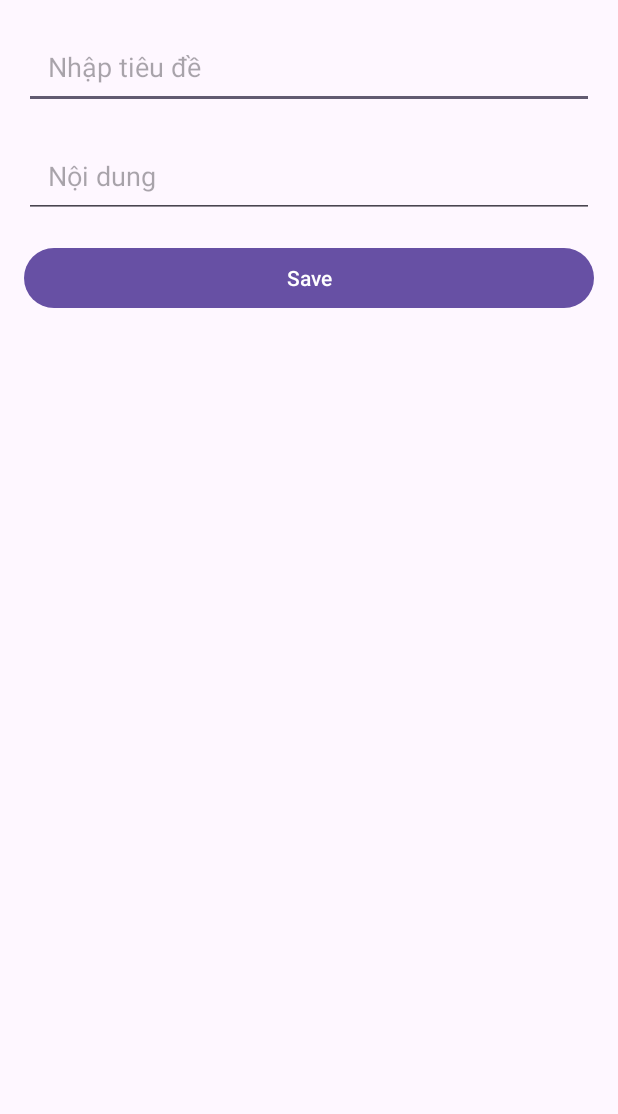
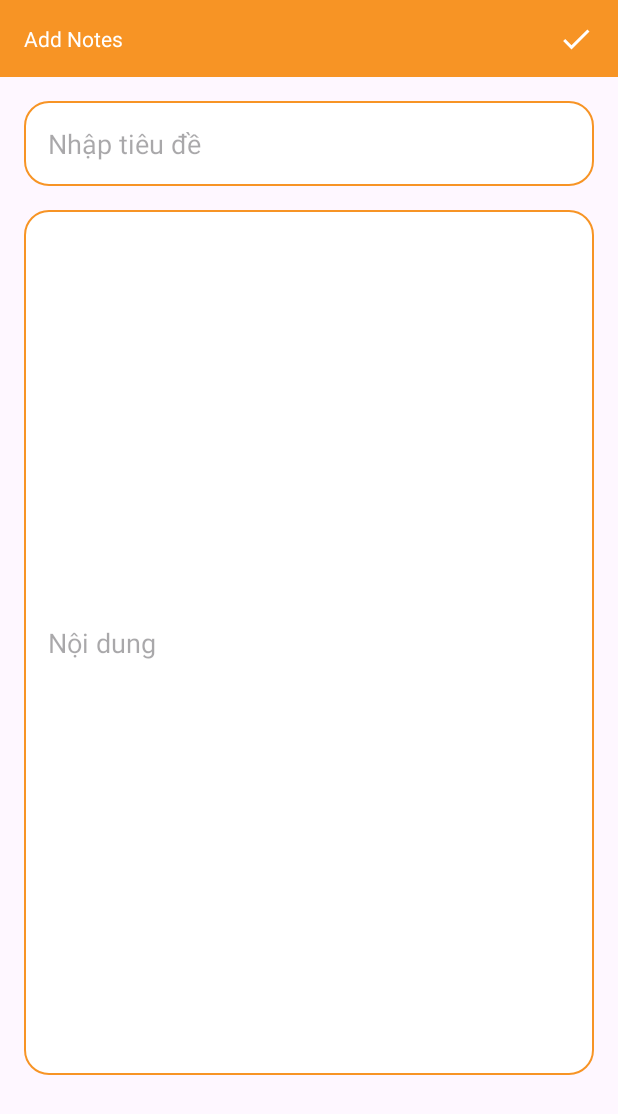
Before and after one commit to hang-26/tuan9, an Android app: the screen it shows after launch (AddNotesActivity), after a tap on an icon or button, on a phone screen of 412 x 824 dp. Shown: the top 1114 px of the screen. Run offline under Robolectric (Android 15) with nearby library versions, the phone set to English and light mode, and no system bars.

Commit message:
29/01/2024: show notes by SQLiteHelper

```diff
--- a/app/src/main/java/com/example/oneexceriseactivity/AddNotesActivity.kt
+++ b/app/src/main/java/com/example/oneexceriseactivity/AddNotesActivity.kt
@@ -22,7 +22,7 @@ class AddNotesActivity : AppCompatActivity() {
     }
 
     fun setEvent() {
-        binding.btSave.setOnClickListener {
+        binding.ivBtSave.setOnClickListener {
             var title = binding.etTitle.text.toString()
             var contentNote = binding.etContent.text.toString()
             // Lấy timestamp cho thời gian hiện tại
--- a/app/src/main/java/com/example/oneexceriseactivity/MainActivity.kt
+++ b/app/src/main/java/com/example/oneexceriseactivity/MainActivity.kt
@@ -5,10 +5,15 @@ import android.content.Intent
 import androidx.appcompat.app.AppCompatActivity
 import android.os.Bundle
 import androidx.activity.result.contract.ActivityResultContracts
+import androidx.recyclerview.widget.GridLayoutManager
+import androidx.recyclerview.widget.LinearLayoutManager
 import com.example.oneexceriseactivity.databinding.ActivityMainBinding
 
 class MainActivity:  AppCompatActivity() {
     lateinit var binding: ActivityMainBinding
+    lateinit var noteList: MutableList<NoteData>
+    lateinit var notesDataHelper: NotesDataHelper
+    lateinit var notesAdapter: ItemNotesAdapter
     private val startActivityForResult = registerForActivityResult(ActivityResultContracts.StartActivityForResult()){
         if (it.resultCode == Activity.RESULT_OK){
 //            val e: String? = it.data?.getStringExtra("result")
@@ -18,6 +23,9 @@ class MainActivity:  AppCompatActivity() {
         super.onCreate(savedInstanceState)
         binding = ActivityMainBinding.inflate(layoutInflater)
         setContentView(binding.root)
+        notesDataHelper = NotesDataHelper(this)
+        noteList = notesDataHelper.getAll()
+        setNoteItem()
         setEvent()
     }
      fun setEvent() {
@@ -26,4 +34,11 @@ class MainActivity:  AppCompatActivity() {
              startActivityForResult.launch(intent)
          }
      }
+
+    fun setNoteItem() {
+        notesAdapter = ItemNotesAdapter(noteList)
+        val layoutManager: LinearLayoutManager = LinearLayoutManager(this)
+        binding.rvNoteApp.adapter = notesAdapter
+        binding.rvNoteApp.layoutManager = layoutManager
+    }
 }
--- a/app/src/main/java/com/example/oneexceriseactivity/NoteData.kt
+++ b/app/src/main/java/com/example/oneexceriseactivity/NoteData.kt
@@ -10,7 +10,7 @@ import java.time.DateTimeException
 @Entity
 data class NoteData (
     //Khóa chính được cập nhật tự động
-    @PrimaryKey (autoGenerate = true) val id: Int = 0,
+    val id: Int = 0,
     var title: String = " ",
     var content: String = " ",
     var editTime: Long = 0
--- a/app/src/main/java/com/example/oneexceriseactivity/NotesDataHelper.kt
+++ b/app/src/main/java/com/example/oneexceriseactivity/NotesDataHelper.kt
@@ -4,6 +4,7 @@ import android.content.ContentValues
 import android.content.Context
 import android.database.sqlite.SQLiteDatabase
 import android.database.sqlite.SQLiteOpenHelper
+import android.util.Log
 
 class NotesDataHelper(context: Context): SQLiteOpenHelper(context, DATABASE_NAME, null, DATABASE_VERSION) {
     companion object {
@@ -35,6 +36,28 @@ class NotesDataHelper(context: Context): SQLiteOpenHelper(context, DATABASE_NAME
             put(COLUM_DATE, note.editTime)
         }
         db.insert(TABLE_NAME, null, values)
+        Log.d("sql", "tên bảng: $TABLE_NAME ")
+        Log.d("sql", "tên tiêu đề: $COLUM_TITLE ${note.title} ")
         db.close()
     }
+
+    fun getAll(): MutableList<NoteData> {
+        val notesList: MutableList<NoteData> = mutableListOf()
+        val notes = "SELECT * FROM $TABLE_NAME"
+        val noteData = readableDatabase
+        val noteQuery = noteData.rawQuery(notes, null)
+        while (noteQuery.moveToNext()) {
+            val  id = noteQuery.getInt(noteQuery.getColumnIndexOrThrow(COLUM_ID))
+            val  noteTitle = noteQuery.getString(noteQuery.getColumnIndexOrThrow(COLUM_TITLE))
+            val noteContent = noteQuery.getString(noteQuery.getColumnIndexOrThrow(COLUM_CONTENT))
+            val  noteTime = noteQuery.getLong(noteQuery.getColumnIndexOrThrow(COLUM_DATE))
+            val notes = NoteData(id, noteTitle, noteContent,noteTime)
+            notesList.add(notes)
+        }
+
+        noteQuery.close()
+        noteData.close()
+        return notesList
+    }
+
 }
--- a/app/src/main/res/drawable/custom_item_search.xml
+++ b/app/src/main/res/drawable/custom_item_search.xml
@@ -3,7 +3,8 @@
     android:shape="rectangle">
     <stroke android:color="@color/color_primary_app1"
         android:width="1dp"/>
-    <solid android:color="@color/white"/>
+    <solid android:color="@color/white" />
     <corners android:radius="@dimen/dp16"/>
 
+
 </shape>
--- /dev/null
+++ b/app/src/main/res/drawable/ic_save.xml
@@ -0,0 +1,5 @@
+<vector android:height="24dp" android:tint="#FFFFFF"
+    android:viewportHeight="24" android:viewportWidth="24"
+    android:width="24dp" xmlns:android="http://schemas.android.com/apk/res/android">
+    <path android:fillColor="@android:color/white" android:pathData="M9,16.17L4.83,12l-1.42,1.41L9,19 21,7l-1.41,-1.41z"/>
+</vector>
--- a/app/src/main/res/layout/activity_add_notes.xml
+++ b/app/src/main/res/layout/activity_add_notes.xml
@@ -5,39 +5,54 @@
     android:layout_width="match_parent"
     android:layout_height="match_parent"
     tools:context=".AddNotesActivity">
+    <TextView
+        android:id="@+id/tv_label_add"
+        android:layout_width="match_parent"
+        android:layout_height="wrap_content"
+        app:layout_constraintTop_toTopOf="parent"
+        app:layout_constraintEnd_toEndOf="parent"
+        app:layout_constraintStart_toStartOf="parent"
+        android:padding="@dimen/dp16"
+        android:text="Add Notes"
+        android:background="@color/color_primary_app1"
+        android:textColor="@color/white"
+        />
+    <ImageView
+        android:id="@+id/iv_bt_save"
+        android:layout_width="wrap_content"
+        android:layout_height="wrap_content"
+        app:layout_constraintTop_toTopOf="@id/tv_label_add"
+        app:layout_constraintBottom_toBottomOf="@id/tv_label_add"
+        app:layout_constraintEnd_toEndOf="@id/tv_label_add"
+        android:layout_marginHorizontal="@dimen/dp16"
+        android:src="@drawable/ic_save"
+        />
     <EditText
         android:id="@+id/et_title"
         android:layout_width="match_parent"
         android:layout_height="wrap_content"
         app:layout_constraintStart_toStartOf="parent"
         app:layout_constraintEnd_toEndOf="parent"
-        app:layout_constraintTop_toTopOf="parent"
+        app:layout_constraintTop_toBottomOf="@+id/tv_label_add"
         android:layout_marginHorizontal="@dimen/dp16"
         android:layout_marginVertical="@dimen/dp16"
         android:padding="@dimen/dp16"
+        android:background="@drawable/custom_item_search"
         android:hint="@string/title"
         />
     <EditText
         android:id="@+id/et_content"
         android:layout_width="match_parent"
-        android:layout_height="wrap_content"
+        android:layout_height="0dp"
         app:layout_constraintStart_toStartOf="parent"
         app:layout_constraintEnd_toEndOf="parent"
         app:layout_constraintTop_toBottomOf="@+id/et_title"
         android:layout_marginHorizontal="@dimen/dp16"
         android:layout_marginVertical="@dimen/dp16"
+        app:layout_constraintHeight_percent="0.7"
         android:padding="@dimen/dp16"
+        android:background="@drawable/custom_item_search"
         android:hint="@string/content"
         />
-    <Button
-        android:id="@+id/bt_save"
-        android:layout_width="match_parent"
-        android:layout_height="wrap_content"
-        app:layout_constraintTop_toBottomOf="@id/et_content"
-        app:layout_constraintStart_toStartOf="parent"
-        app:layout_constraintEnd_toEndOf="parent"
-        android:layout_marginHorizontal="@dimen/dp16"
-        android:layout_marginVertical="@dimen/dp16"
-        android:text="Save"
-        />
+
 </androidx.constraintlayout.widget.ConstraintLayout>
--- a/app/src/main/res/values/colors.xml
+++ b/app/src/main/res/values/colors.xml
@@ -3,4 +3,5 @@
     <color name="black">#FF000000</color>
     <color name="white">#FFFFFFFF</color>
     <color name="color_primary_app1">#F79425</color>
+    <color name="color_notes_item">#989592</color>
 </resources>
--- a/app/src/main/res/values/dimens.xml
+++ b/app/src/main/res/values/dimens.xml
@@ -4,4 +4,8 @@
     <dimen name="dp8">8dp</dimen>
     <dimen name="dp4">4dp</dimen>
     <dimen name="dp10">10dp</dimen>
+    <dimen name="dp1">1dp</dimen>
+    <dimen name="sp18">18sp</dimen>
+    <dimen name="sp16">16sp</dimen>
+    <dimen name="sp20">20sp</dimen>
 </resources>
```
Also changed, not shown: app/src/main/java/com/example/oneexceriseactivity/ItemNotesAdapter.kt (added, +33 -0 lines), app/src/main/res/drawable/custom_notes_item.xml (added, +10 -0 lines), app/src/main/res/layout/item_note.xml (+36 -1 lines).
